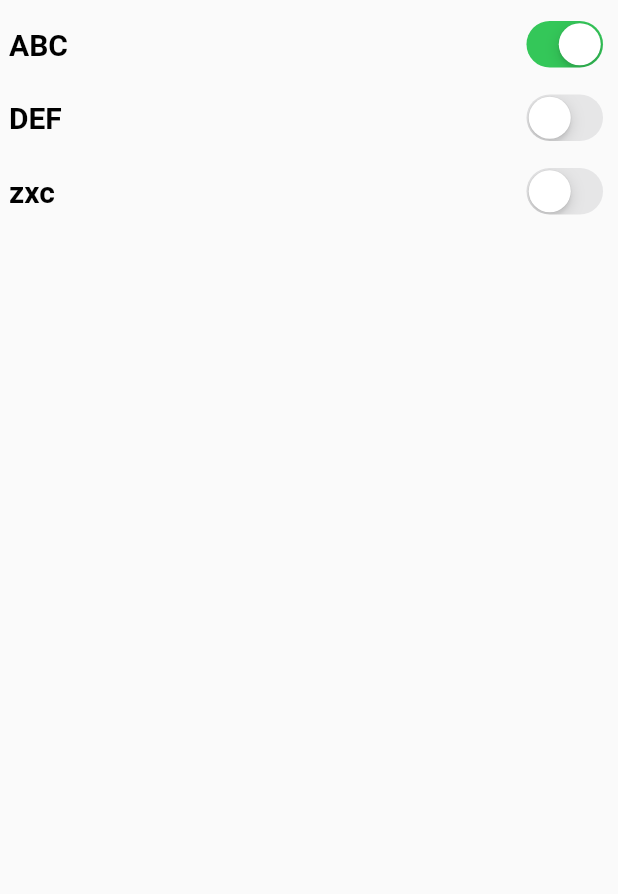
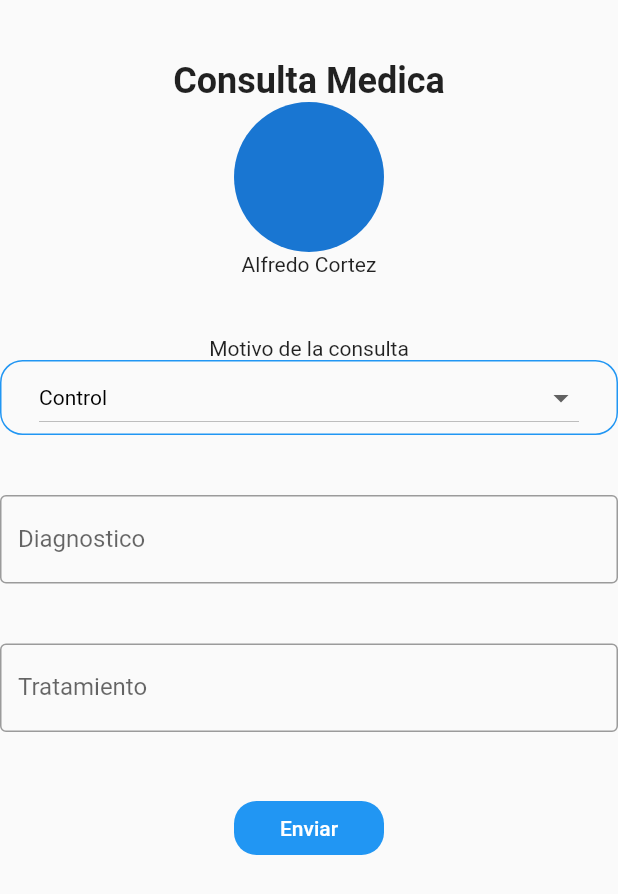
Before and after one commit to Cpietro87/firstFlutter, a Flutter app: the screen it shows after launch, on a phone screen of 412 x 824 dp. Shown: the top 894 px of the screen. Run offline on Flutter 3.47's test engine with Material 2 defaults, Android fonts, the phone set to English and light mode, and no system bars; our stand-ins replace google_nav_bar.

Commit message:
vista de cosultas

```diff
--- a/lib/main.dart
+++ b/lib/main.dart
@@ -1,5 +1,6 @@
 import 'package:flutter/material.dart';
-import 'package:flutter_2/screens/switch_screens.dart';
+import 'package:flutter_2/screens/consultas_screens.dart';
+// import 'package:flutter_2/screens/switch_screens.dart';
 // import 'package:flutter_2/screens/doctor_screens.dart';
 // import 'package:flutter_2/screens/navBarNavigation.dart';
 // import 'package:flutter_2/screens/user.dart';
@@ -29,7 +30,8 @@ class MyApp extends StatelessWidget {
         // home: UserList(),
         // home: NavBar(),
         // home: ProfileDoctor(name: 'Pepe', patients: ['Argento', 'Pietro'], profession: 'Dentista', email: 'pepe@yahoo.com', phone: '1234', photoUrl: '',),
-        home: MultiSwitch()
+        // home: MultiSwitch()
+        home: ConsultasMedicas(),
     );
   }
 }
--- /dev/null
+++ b/lib/screens/consultas_screens.dart
@@ -0,0 +1,120 @@
+import 'package:flutter/material.dart';
+
+class ConsultasMedicas extends StatefulWidget {
+  const ConsultasMedicas({super.key});
+
+  @override
+  State<ConsultasMedicas> createState() => _ConsultasMedicasState();
+}
+
+class _ConsultasMedicasState extends State<ConsultasMedicas> {
+  @override
+  Widget build(BuildContext context) {
+    const List<String> tipo_consulta = <String>[
+      'Control',
+      'Cardiologia',
+      'Traumatologia'
+    ];
+    String dropdownValue = tipo_consulta.first;
+    return Scaffold(
+      body: SingleChildScrollView(
+        child: Column(
+          children: <Widget>[
+            const SizedBox(
+              width: 120.0,
+              height: 40.0,
+            ),
+            const Text(
+              'Consulta Medica',
+              style: TextStyle(
+                fontSize: 24,
+                fontWeight: FontWeight.bold,
+              ),
+            ),
+            const CircleAvatar(
+              radius: 50,
+            ),
+            const Text('Alfredo Cortez'),
+            const SizedBox(
+              width: 80.0,
+              height: 40.0,
+            ),
+            const Text(
+              'Motivo de la consulta',
+              style: TextStyle(
+                fontSize: 14,
+              ),
+            ),
+
+            Center(
+                child: Container(
+              padding: const EdgeInsets.only(left: 25, right: 25),
+              decoration: BoxDecoration(
+                  border: Border.all(color: Colors.blue, width: 1),
+                  borderRadius: BorderRadius.circular(15)),
+              child: DropdownButton<String>(
+                value: dropdownValue,
+                icon: const Icon(Icons.arrow_drop_down_sharp),
+                elevation: 16,
+                style: const TextStyle(color: Colors.black),
+                isExpanded: true,
+                onChanged: (String? value) {
+                  // This is called when the user selects an item.
+                  setState(() {
+                    dropdownValue = value!;
+                  });
+                },
+                items:
+                    tipo_consulta.map<DropdownMenuItem<String>>((String value) {
+                  return DropdownMenuItem<String>(
+                    value: value,
+                    child: Text(value),
+                  );
+                }).toList(),
+              ),
+            )),
+            const SizedBox(
+              width: 120.0,
+              height: 40.0,
+            ),
+            const TextField(
+                enableInteractiveSelection: false,
+                decoration: InputDecoration(
+                  border: OutlineInputBorder(),
+                  labelText: 'Diagnostico',
+
+                )),
+                const SizedBox(
+              width: 120.0,
+              height: 40.0,
+            ),
+            const TextField(
+                enableInteractiveSelection: false,
+                decoration: InputDecoration(
+                  border: OutlineInputBorder(),
+                  labelText: 'Tratamiento',
+                )),
+                 const SizedBox(
+              width: 80.0,
+              height: 40.0,
+            ),
+            SizedBox(
+              width: 100.0,
+              child: TextButton(
+                onPressed: () {
+                  print('on click 2');
+                },
+                child: const Text('Enviar'),
+                style: TextButton.styleFrom(
+                    backgroundColor: Colors.blue,
+                    foregroundColor: Colors.white,
+                    shape: RoundedRectangleBorder(
+                        borderRadius: BorderRadius.circular(15.0))),
+              ),
+            )
+          ],
+        ),
+      ),
+    );
+  }
+}
```
